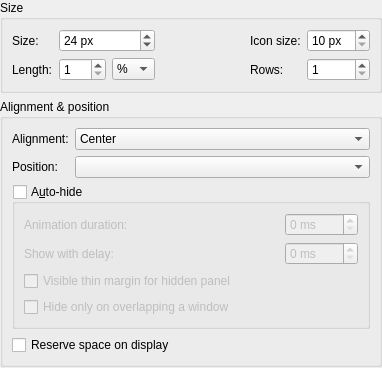
This is panel/config/configplacement.ui in lxqt/lxqt-panel as Qt 5 draws it before an edit. The edited form follows.
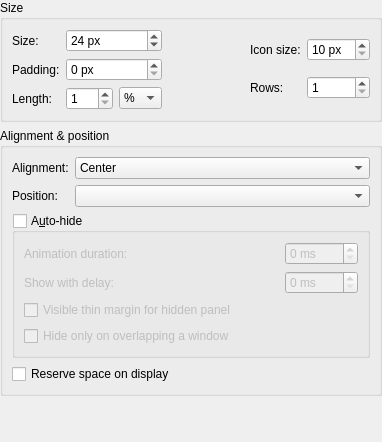
This is the edited form.

Commit message: Add panel padding fields to configuration dialog

What changed in the file:
```diff
--- a/panel/config/configplacement.ui
+++ b/panel/config/configplacement.ui
@@ -7,7 +7,7 @@
     <x>0</x>
     <y>0</y>
     <width>382</width>
-    <height>359</height>
+    <height>442</height>
    </rect>
   </property>
   <property name="sizePolicy">
@@ -62,7 +62,7 @@
          <property name="bottomMargin">
           <number>0</number>
          </property>
-         <item row="1" column="1">
+         <item row="2" column="1">
           <widget class="QSpinBox" name="spinBox_length">
            <property name="toolTip">
             <string>&lt;p&gt;Negative pixel value sets the panel length to that many pixels less than available screen space.&lt;/p&gt;&lt;p/&gt;&lt;p&gt;&lt;i&gt;E.g. &quot;Length&quot; set to -100px, screen size is 1000px, then real panel length will be 900 px.&lt;/i&gt;&lt;/p&gt;</string>
@@ -83,13 +83,27 @@
           </widget>
          </item>
          <item row="1" column="0">
+          <widget class="QLabel" name="label_padding">
+           <property name="text">
+            <string>Padding:</string>
+           </property>
+          </widget>
+         </item>
+         <item row="1" column="1" colspan="2">
+          <widget class="QSpinBox" name="spinBox_padding">
+           <property name="suffix">
+            <string> px</string>
+           </property>
+          </widget>
+         </item>
+         <item row="2" column="0">
           <widget class="QLabel" name="label_length">
            <property name="text">
             <string>Length:</string>
            </property>
           </widget>
          </item>
-         <item row="1" column="2">
+         <item row="2" column="2">
           <widget class="QComboBox" name="comboBox_lengthType">
            <item>
             <property name="text">
```
The commit also changes 1 other file.
